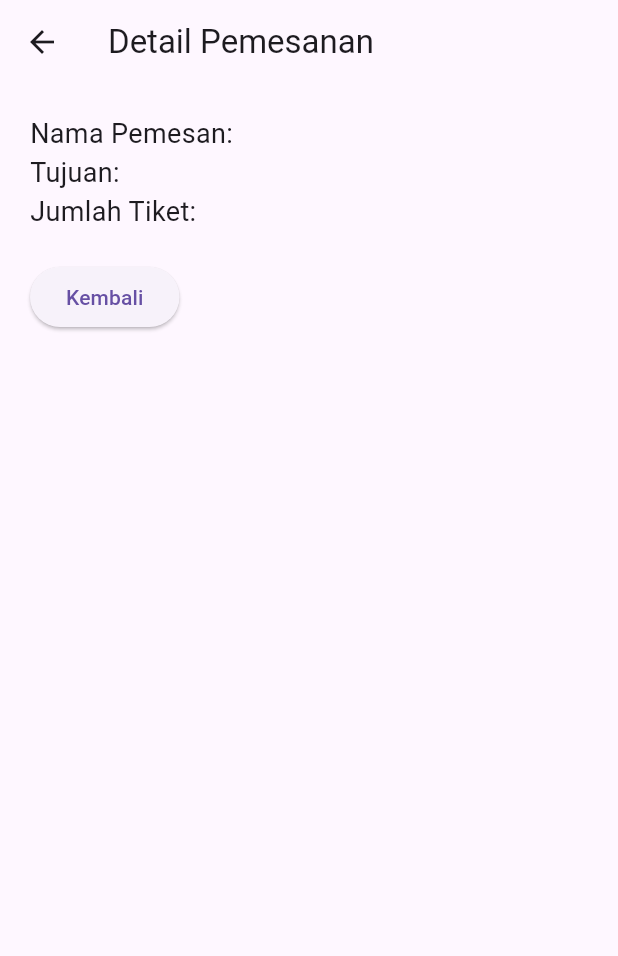
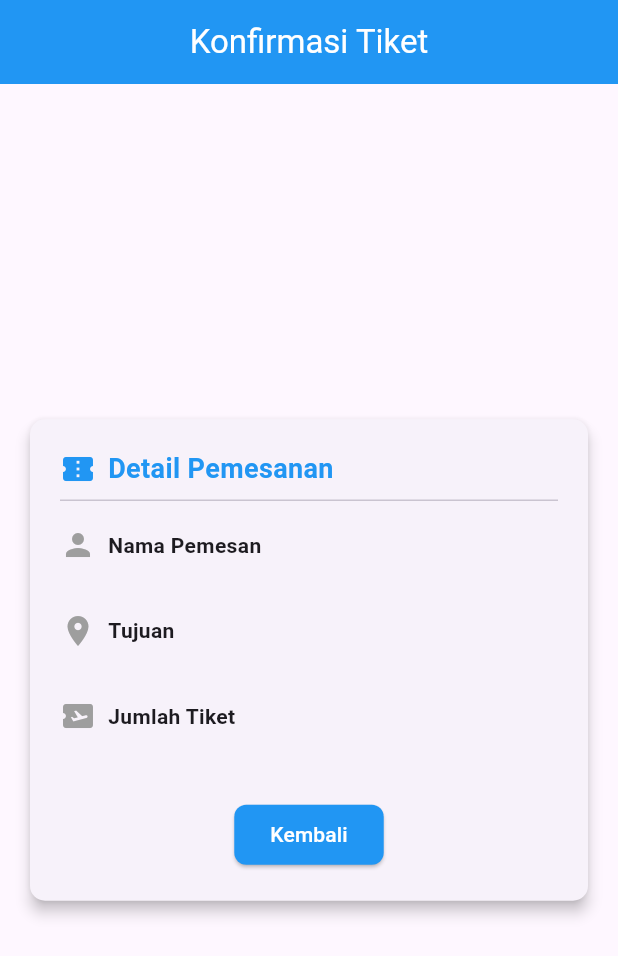
Before and after one commit to ryankananyola/Kuis_PrakTPM_123220198, a Flutter app: the DetailTicketPage screen opened directly with empty values, on a phone screen of 412 x 824 dp. Shown: the top 956 px of the screen. Run offline on Flutter 3.47's test engine with Material 3 defaults, Android fonts, the phone set to English and light mode, and no system bars.

Commit message:
update detail

```diff
--- a/kuis_tpm_123220198/lib/pages/detail_ticket.dart
+++ b/kuis_tpm_123220198/lib/pages/detail_ticket.dart
@@ -5,35 +5,97 @@ class DetailTicketPage extends StatelessWidget {
   final String tujuan;
   final String jumlah;
 
-  DetailTicketPage(
-    {
+  DetailTicketPage({
     required this.nama,
     required this.tujuan,
-      required this.jumlah
-    }
-  );
+    required this.jumlah,
+  });
 
   @override
-  Widget build(BuildContext context){
+  Widget build(BuildContext context) {
     return Scaffold(
       appBar: AppBar(
-        title: Text('Detail Pemesanan'),
+        automaticallyImplyLeading: false,
+        title: Text(
+          'Konfirmasi Tiket',
+          style: TextStyle(color: Colors.white),
         ),
-      body: Padding(
-        padding: EdgeInsets.all(20.0),
+        backgroundColor: Colors.blue,
+        centerTitle: true,
+      ),
+      body: Center(
+        child: Card(
+          elevation: 4,
+          shape: RoundedRectangleBorder(borderRadius: BorderRadius.circular(10)),
+          margin: EdgeInsets.all(20),
+          child: Padding(
+            padding: EdgeInsets.all(20),
             child: Column(
+              mainAxisSize: MainAxisSize.min,
               crossAxisAlignment: CrossAxisAlignment.start,
               children: [
-            Text('Nama Pemesan: $nama', style: TextStyle(fontSize: 18)),
-            Text('Tujuan: $tujuan', style: TextStyle(fontSize: 18)),
-            Text('Jumlah Tiket: $jumlah', style: TextStyle(fontSize: 18)),
-            SizedBox(height: 20),
-            ElevatedButton(
-              onPressed: () => Navigator.pop(context),
-              child: Text('Kembali'),
+                Row(
+                  children: [
+                    Icon(Icons.confirmation_num, color: Colors.blue),
+                    SizedBox(width: 8),
+                    Text(
+                      'Detail Pemesanan',
+                      style: TextStyle(fontSize: 18, fontWeight: FontWeight.bold, color: Colors.blue),
                     ),
                   ],
-        )
+                ),
+                Divider(),
+                SizedBox(height: 10),
+                Row(
+                  children: [
+                    Icon(Icons.person, color: Colors.grey),
+                    SizedBox(width: 8),
+                    Text(
+                      'Nama Pemesan',
+                      style: TextStyle(fontWeight: FontWeight.bold),
+                    ),
+                  ],
+                ),
+                Text(nama, style: TextStyle(fontSize: 16)),
+                SizedBox(height: 10),
+                Row(
+                  children: [
+                    Icon(Icons.location_on, color: Colors.grey),
+                    SizedBox(width: 8),
+                    Text(
+                      'Tujuan',
+                      style: TextStyle(fontWeight: FontWeight.bold),
+                    ),
+                  ],
+                ),
+                Text(tujuan, style: TextStyle(fontSize: 16)),
+                SizedBox(height: 10),
+                Row(
+                  children: [
+                    Icon(Icons.airplane_ticket, color: Colors.grey),
+                    SizedBox(width: 8),
+                    Text(
+                      'Jumlah Tiket',
+                      style: TextStyle(fontWeight: FontWeight.bold),
+                    ),
+                  ],
+                ),
+                Text(jumlah, style: TextStyle(fontSize: 16)),
+                SizedBox(height: 20),
+                Center(
+                  child: ElevatedButton(
+                    onPressed: () => Navigator.pop(context),
+                    style: ElevatedButton.styleFrom(
+                      backgroundColor: Colors.blue,
+                      shape: RoundedRectangleBorder(borderRadius: BorderRadius.circular(8)),
+                    ),
+                    child: Text('Kembali', style: TextStyle(color: Colors.white)),
+                  ),
+                ),
+              ],
+            ),
+          ),
+        ),
       ),
     );
   }
```
Lines whose indentation alone changed are shown as unchanged.
